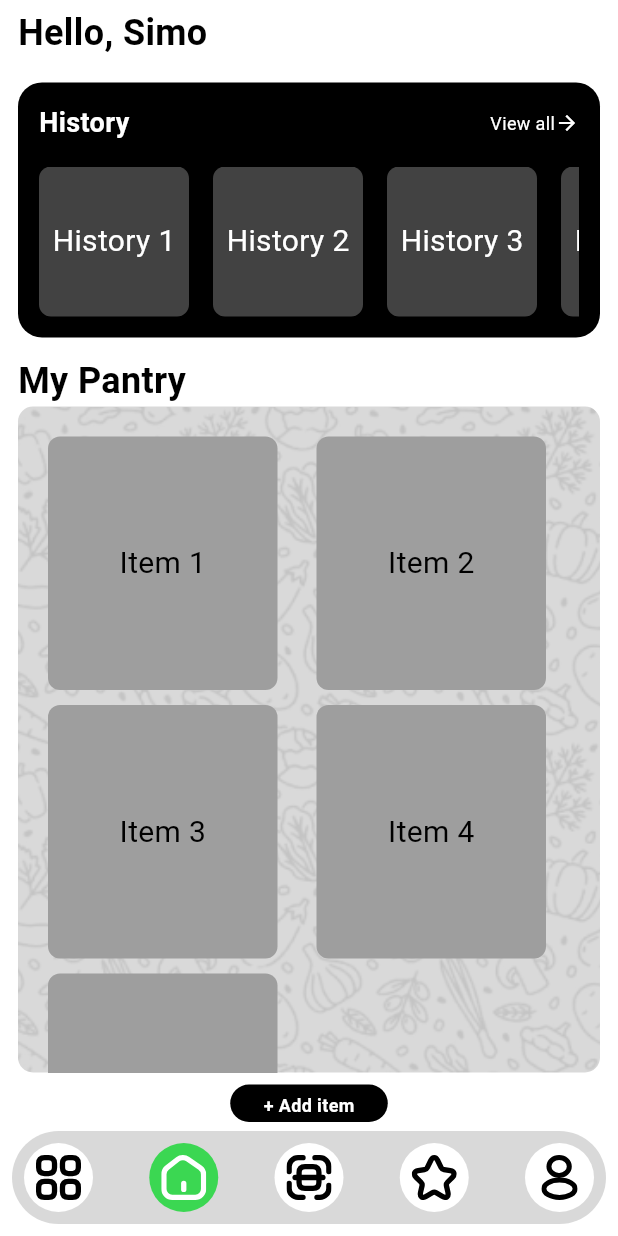
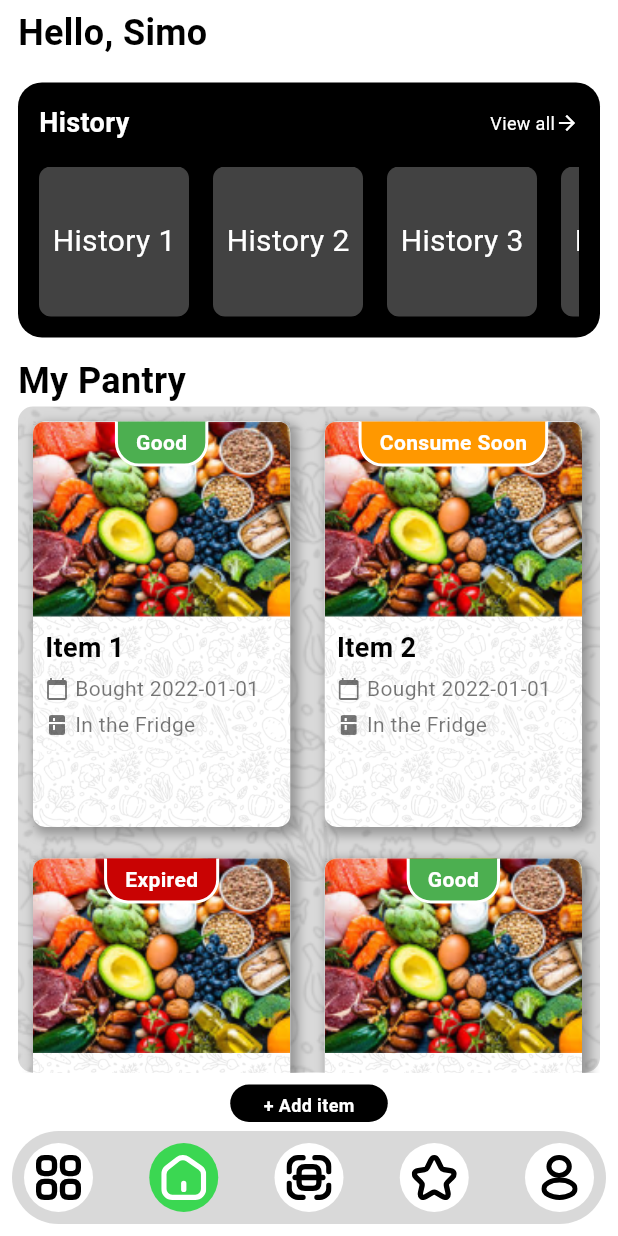
Before and after one commit to oumeri/pantryScanner, a Flutter app: the screen it shows once a user with an empty profile is signed in, item 2 of the bottom bar chosen, on a phone screen of 412 x 824 dp. Run offline on Flutter 3.47's test engine with Material 3 defaults, Android fonts, the light colour scheme and no system bars; our stand-ins replace cloud_firestore, firebase_auth, firebase_core, flutter_svg, google_sign_in, image_picker and 1 more; accounts and stored records are empty; project files that could hold a hidden picture were left out.

Commit message:
adding cards

```diff
--- /dev/null
+++ b/lib/components/pantryItemCard.dart
@@ -0,0 +1,183 @@
+import 'package:flutter/material.dart';
+import 'package:pantry_scanner/components/my_button.dart';
+import 'package:pantry_scanner/pages/dynamicPages/itemDetailPage.dart';
+
+class PantryItemCard extends StatelessWidget {
+
+  final Map<String, dynamic> item;
+
+
+  const PantryItemCard({
+      super.key,
+      required this.item,
+      });
+
+
+  @override
+  Widget build(BuildContext context) {
+
+    // Determine the color based on the status
+    Color statusColor = (item["status"] == "Good")
+        ? Colors.green
+        : (item["status"] == "Consume Soon")
+            ? Colors.orange
+            : const Color.fromARGB(255, 201, 3, 3);
+
+
+    return Container(
+        width: 100,
+        height: 100,
+        margin: const EdgeInsets.only(right: 2),
+        decoration: BoxDecoration(
+          color: Colors.white,
+          borderRadius: BorderRadius.circular(8),
+          boxShadow: [
+              BoxShadow(
+                color: Colors.black.withOpacity(0.3), // Shadow color with opacity
+                spreadRadius: 2, // How much the shadow spreads
+                blurRadius: 5, // Softness of the shadow
+                offset: const Offset(3, 3), // Position of the shadow (x, y)
+              ),
+            ],
+        ),
+        child: Stack(
+          children:[
+
+            // Background
+            Container(
+            decoration: const BoxDecoration(
+                image: DecorationImage(
+                  image: AssetImage('assets/images/BackgroundPatternFood.png'),
+                  fit: BoxFit.contain, // Adjust how the image fits within the container
+                  repeat: ImageRepeat.repeat, // This will repeat the image in both directions
+                ),
+              ),
+            ),
+
+
+
+            // Foreground content
+            Center(
+            child: GestureDetector(
+              onTap: () {
+                Navigator.push(
+                  context,
+                  MaterialPageRoute(
+                    builder: (context) => ItemDetailPage(item: item),
+                  ),
+                );
+              },
+              child: Column(
+                children: [
+
+                  // Image
+                  Container(
+                    width: double.infinity,
+                    height: 130,
+                    decoration: BoxDecoration(
+                      borderRadius: const BorderRadius.only(
+                          topLeft: Radius.circular(8), // Top left corner
+                          topRight: Radius.circular(8), // Top right corner
+                        ),
+                      image: DecorationImage(
+                        image: AssetImage(item["image"] ?? ''),
+                        fit: BoxFit.cover,
+                      ),
+                    ),
+                  ),
+
+                  // Name
+                  Padding(
+                    padding: const EdgeInsets.all(8.0),
+                    child: Column(
+                      children: [
+
+
+                        // name of the item
+                        Row(
+                          children: [
+                            Text(
+                              item["name"] ?? '',
+                              style: const TextStyle(
+                                fontSize: 18,
+                                color: Colors.black,
+                                fontWeight: FontWeight.bold,
+                              ),
+                            ),
+                          ],
+                        ),
+
+                        const SizedBox(height: 4),
+
+                        // Bought time
+                        Row(
+                          children: [
+                            const Icon(Icons.calendar_today, size: 16, color: Colors.black54),
+                            const SizedBox(width: 4),
+                            Text(
+                              'Bought ${item["boughtTime"]}',
+                              style: const TextStyle(
+                                fontSize: 14,
+                                color: Colors.black54,
+                              ),
+                            ),
+                          ],
+                        ),
+
+                        const SizedBox(height: 4),
+
+                        // Location
+                        Row(
+                          children: [
+                            const Icon(Icons.kitchen, size: 16, color: Colors.black54),
+                            const SizedBox(width: 4),
+                            Text(
+                              'In the ${item["location"]}',
+                              style: const TextStyle(
+                                fontSize: 14,
+                                color: Colors.black54,
+                              ),
+                            ),
+                          ],
+                        ),
+                      ],
+                    ),
+                  ),
+
+                ],
+              ),
+              )
+            ),
+
+
+             // Status label at the top
+            Row(
+              mainAxisAlignment: MainAxisAlignment.center,
+              children:[ Positioned(
+                top: 0,
+                child: Container(
+                  padding: const EdgeInsets.symmetric(horizontal: 12, vertical: 4),
+                  decoration: BoxDecoration(
+                    color: statusColor,
+                    border: const Border(
+                        bottom: BorderSide(color: Colors.white, width: 2), // Bottom border
+                        left: BorderSide(color: Colors.white, width: 2),   // Left border
+                        right: BorderSide(color: Colors.white, width: 2),  // Right border
+                      ),
+                    borderRadius: const BorderRadius.only(bottomLeft: Radius.circular(16), bottomRight: Radius.circular(16)),
+                  ),
+                  child: Text(
+                    item["status"] ?? '',
+                    style: const TextStyle(
+                      color: Colors.white,
+                      fontWeight: FontWeight.bold,
+                    ),
+                  ),
+                ),
+              ),
+          ]),
+
+        ]),
+     );
+  }
+}
--- a/lib/pages/Nav_Pages/Home_page.dart
+++ b/lib/pages/Nav_Pages/Home_page.dart
@@ -1,6 +1,6 @@
 import 'package:flutter/material.dart';
 import 'package:pantry_scanner/components/historyCard.dart';
-import 'package:pantry_scanner/components/itemCard.dart';
+import 'package:pantry_scanner/components/pantryItemCard.dart';
 import 'package:pantry_scanner/components/my_button.dart';
 
 class HomePage extends StatelessWidget {
@@ -18,13 +18,12 @@ class HomePage extends StatelessWidget {
     ];
 
 
-  static const List<Widget> items = [
-      Text('Item 1', style: TextStyle(fontSize: 20, color: Colors.black)),
-      Text('Item 2', style: TextStyle(fontSize: 20, color: Colors.black)),
-      Text('Item 3', style: TextStyle(fontSize: 20, color: Colors.black)),
-      Text('Item 4', style: TextStyle(fontSize: 20, color: Colors.black)),
-      Text('Item 5', style: TextStyle(fontSize: 20, color: Colors.black)),
-
+ static const List<Map<String, dynamic>> items = [
+       {"name": "Item 1", "image": "assets/images/itemImageTest.png", "status": "Good", "location": "Fridge", "boughtTime": "2022-01-01"},
+       {"name": "Item 2", "image": "assets/images/itemImageTest.png", "status": "Consume Soon", "location": "Fridge", "boughtTime": "2022-01-01"},
+       {"name": "Item 3", "image": "assets/images/itemImageTest.png", "status": "Expired", "location": "Fridge", "boughtTime": "2022-01-01"},
+       {"name": "Item 4", "image": "assets/images/itemImageTest.png", "status": "Good", "location": "Fridge", "boughtTime": "2022-01-01"},
+       {"name": "Item 5", "image": "assets/images/itemImageTest.png", "status": "Good", "location": "Fridge", "boughtTime": "2022-01-01"},
     ];
 
   @override
@@ -149,13 +148,22 @@ class HomePage extends StatelessWidget {
                               ),
                             ),
                           )
-                        : GridView.count(
-                            crossAxisCount: 2, // Number of items per row
-                            crossAxisSpacing: 10.0, // Horizontal space between items
-                            mainAxisSpacing: 10.0, // Vertical space between items
-                            padding: const EdgeInsets.all(20.0),
-                            children: items.map((item) => Itemcard(item: item)).toList(),
-                          ),
+                        : GridView.builder(
+                            gridDelegate: const SliverGridDelegateWithFixedCrossAxisCount(
+                              crossAxisCount: 2,
+                              mainAxisSpacing: 1,
+                              crossAxisSpacing: 1,
+                              childAspectRatio: 2/3,
+                            ),
+                            itemBuilder: (context, index) {
+                              final item = items[index];
+                              return Padding(
+                                padding: const EdgeInsets.all(10.0),
+                                child: PantryItemCard(item: item),
+                              );
+                            },
+                            itemCount: items.length, // Adjust this to the number of items you have
+                        ),
                 ),
               ),
 
```
Also changed, not shown: lib/components/itemCard.dart (+66 -10 lines), lib/pages/Nav_Pages/Favorite_page.dart (+10 -8 lines), lib/pages/Nav_Pages/ItemList_page.dart (+6 -7 lines), lib/pages/dynamicPages/itemDetailPage.dart (added, +60 -0 lines).
